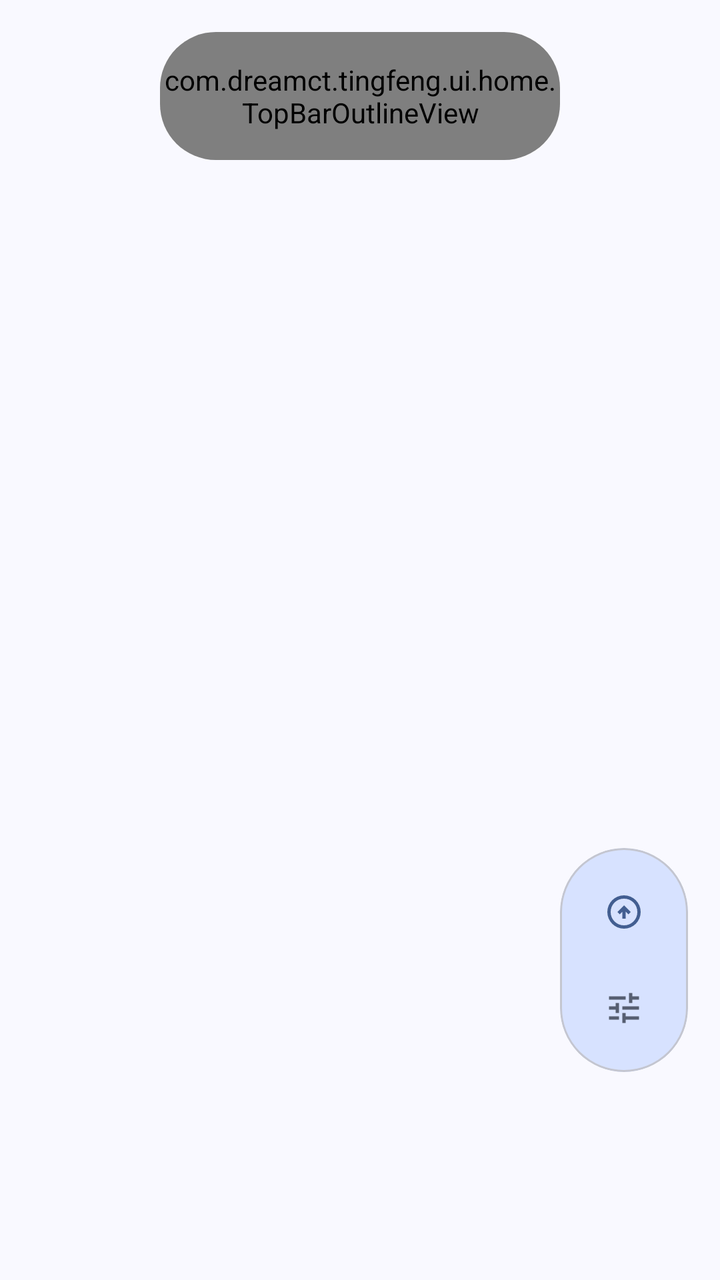
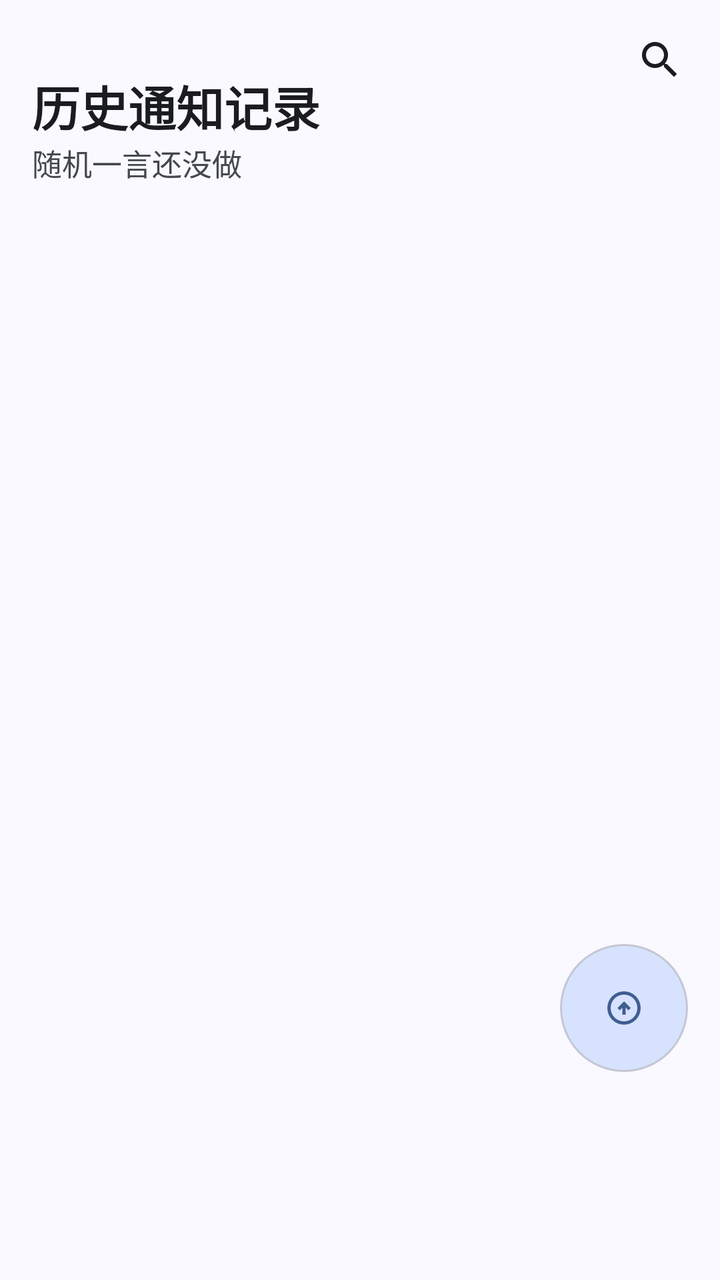

Before-and-after screenshots of an Android layout around one commit, followed by the original layout XML and the change that was made.
<!-- AndroidManifest.xml: application theme Theme.FoundationX -->
<!-- res/layout/fragment_home.xml -->
<?xml version="1.0" encoding="utf-8"?>
<androidx.coordinatorlayout.widget.CoordinatorLayout
    xmlns:android="http://schemas.android.com/apk/res/android"
    xmlns:app="http://schemas.android.com/apk/res-auto"
    android:layout_width="match_parent"
    android:layout_height="match_parent"
    android:clipChildren="false">
    
    

    
    <androidx.recyclerview.widget.RecyclerView
        android:id="@+id/cardRecyclerView"
        android:layout_width="match_parent"
        android:layout_height="match_parent"
        android:paddingTop="@dimen/floating_top_bar_inset"
        android:paddingBottom="@dimen/floating_dock_content_inset"
        android:clipToPadding="false"
        android:orientation="vertical"/>

    
    <View
        android:id="@+id/appbar_scrim"
        android:layout_width="match_parent"
        android:layout_height="120dp"
        android:alpha="0"
        android:background="?attr/colorSurface" />

    
    <View
        android:id="@+id/appbar_divider"
        android:layout_width="match_parent"
        android:layout_height="1dp"
        android:alpha="0"
        android:background="?attr/colorOutlineVariant" />

    
    <com.google.android.material.card.MaterialCardView
        android:id="@+id/floating_top_bar"
        android:layout_width="match_parent"
        android:layout_height="wrap_content"
        android:layout_marginHorizontal="80dp"
        android:layout_marginTop="16dp"
        app:cardCornerRadius="28dp"
        app:cardElevation="0dp"
        app:cardBackgroundColor="?attr/colorSurface"
        app:strokeWidth="0dp">

        <FrameLayout
            android:id="@+id/topBarContainer"
            android:layout_width="match_parent"
            android:layout_height="?attr/actionBarSize">

            <com.google.android.material.appbar.MaterialToolbar
                android:id="@+id/topAppBar"
                android:layout_width="match_parent"
                android:layout_height="match_parent"
                app:navigationIcon="@drawable/search"
                app:title="历史通知记录"
                app:subtitle="随机一言还没做"
                android:visibility="visible" />

            <com.google.android.material.textfield.TextInputLayout
                android:id="@+id/search_input_layout"
                android:layout_width="match_parent"
                android:layout_height="wrap_content"
                android:layout_marginHorizontal="16dp"
                android:layout_marginVertical="0dp"
                android:visibility="gone"
                app:startIconDrawable="@drawable/arrow_back"
                app:endIconMode="clear_text"
                android:hint="搜索通知...">
                <com.google.android.material.textfield.TextInputEditText
                    android:id="@+id/search_edit_text"
                    android:layout_width="match_parent"
                    android:layout_height="wrap_content"
                    android:imeOptions="actionSearch"
                    android:inputType="text"
                    android:maxLines="1"/>
            </com.google.android.material.textfield.TextInputLayout>
        </FrameLayout>

        
        <com.dreamct.tingfeng.ui.home.TopBarOutlineView
            android:id="@+id/topBarOutline"
            android:layout_width="match_parent"
            android:layout_height="?attr/actionBarSize" />
    </com.google.android.material.card.MaterialCardView>
    
    <com.google.android.material.card.MaterialCardView
        android:id="@+id/floating_toolbar"
        android:layout_width="wrap_content"
        android:layout_height="wrap_content"
        android:layout_gravity="bottom|end"
        android:layout_marginStart="16dp"
        android:layout_marginTop="16dp"
        android:layout_marginEnd="16dp"
        android:layout_marginBottom="104dp"
        app:cardBackgroundColor="?attr/colorPrimaryContainer"
        app:cardCornerRadius="36dp"
        app:cardElevation="3dp"
        app:contentPadding="8dp"
        style="@style/Widget.Material3.Toolbar">

        <LinearLayout
            android:layout_width="wrap_content"
            android:layout_height="wrap_content"
            android:orientation="vertical"
            android:gravity="center">

            
            <com.google.android.material.button.MaterialButton
                android:id="@+id/go_upon"
                android:layout_width="wrap_content"
                android:layout_height="wrap_content"
                style="@style/Widget.Material3.Button.IconButton"
                app:icon="@drawable/up1"
                android:contentDescription="button1"/>
            <com.google.android.material.button.MaterialButton
                android:id="@+id/test"
                android:layout_width="wrap_content"
                android:layout_height="wrap_content"
                style="@style/Widget.Material3.Button.IconButton"
                app:icon="@drawable/send"
                android:visibility="gone"
                android:contentDescription="button2"/>
            <com.google.android.material.button.MaterialButton
                android:id="@+id/settings"
                android:layout_width="wrap_content"
                android:layout_height="wrap_content"
                style="@style/Widget.Material3.Button.IconButton"
                app:icon="@drawable/settings1"
                app:iconTint="?attr/colorAccent"
                android:contentDescription="@string/settings"/>

        </LinearLayout>
    </com.google.android.material.card.MaterialCardView>

</androidx.coordinatorlayout.widget.CoordinatorLayout>
<!-- resources referenced by this layout -->
<resources>
  <dimen name="floating_dock_content_inset">116dp</dimen>
  <dimen name="floating_top_bar_inset">76dp</dimen>
  <!-- drawable arrow_back (drawable) -->
  <vector xmlns:android="http://schemas.android.com/apk/res/android" android:autoMirrored="true" android:height="24dp" android:tint="#ABC7FF" android:viewportHeight="24" android:viewportWidth="24" android:width="24dp">
        
      <path android:fillColor="@android:color/white" android:pathData="M11.67,3.87L9.9,2.1 0,12l9.9,9.9 1.77,-1.77L3.54,12z"/>
      
  </vector>
  <!-- drawable settings1 (drawable) -->
  <?xml version="1.0" encoding="utf-8"?>
  <vector xmlns:android="http://schemas.android.com/apk/res/android"
      android:tint="@color/md_theme_inversePrimary"
      android:height="24dp"
      android:width="24dp"
      android:viewportWidth="24.0"
      android:viewportHeight="24.0">
      <path
          android:fillColor="@color/white"
          android:pathData="M3,17v2h6v-2L3,17zM3,5v2h10L13,5L3,5zM13,21v-2h8v-2h-8v-2h-2v6h2zM7,9v2L3,11v2h4v2h2L9,9L7,9zM21,13v-2L11,11v2h10zM15,9h2L17,7h4L21,5h-4L17,3h-2v6z" />
  </vector>
  <string name="settings">设置</string>
  <color name="md_theme_inversePrimary">#ABC7FF</color>
  <color name="white">#FFFFFFFF</color>
  <color name="md_theme_primary">#425E91</color>
  <color name="md_theme_onPrimary">#FFFFFF</color>
  <color name="md_theme_primaryContainer">#D7E2FF</color>
  <color name="md_theme_onPrimaryContainer">#294677</color>
  <color name="md_theme_secondary">#565E71</color>
  <color name="md_theme_onSecondary">#FFFFFF</color>
  <color name="md_theme_secondaryContainer">#DAE2F9</color>
  <color name="md_theme_onSecondaryContainer">#3E4759</color>
  <color name="md_theme_tertiary">#705574</color>
  <color name="md_theme_onTertiary">#FFFFFF</color>
  <color name="md_theme_tertiaryContainer">#FAD8FD</color>
  <color name="md_theme_onTertiaryContainer">#573E5C</color>
  <color name="md_theme_error">#BA1A1A</color>
  <color name="md_theme_onError">#FFFFFF</color>
  <color name="md_theme_errorContainer">#FFDAD6</color>
  <color name="md_theme_onErrorContainer">#93000A</color>
  <color name="md_theme_background">#F9F9FF</color>
  <color name="md_theme_onBackground">#1A1C20</color>
  <color name="md_theme_surface">#F9F9FF</color>
  <color name="md_theme_onSurface">#1A1C20</color>
  <color name="md_theme_surfaceVariant">#E0E2EC</color>
  <color name="md_theme_onSurfaceVariant">#44474E</color>
  <color name="md_theme_outline">#74777F</color>
  <color name="md_theme_outlineVariant">#C4C6D0</color>
  <color name="md_theme_inverseSurface">#2E3036</color>
  <color name="md_theme_inverseOnSurface">#F0F0F7</color>
  <color name="md_theme_primaryFixed">#D7E2FF</color>
  <color name="md_theme_onPrimaryFixed">#001B3F</color>
  <color name="md_theme_primaryFixedDim">#ABC7FF</color>
  <color name="md_theme_onPrimaryFixedVariant">#294677</color>
  <color name="md_theme_secondaryFixed">#DAE2F9</color>
  <color name="md_theme_onSecondaryFixed">#131C2B</color>
  <color name="md_theme_secondaryFixedDim">#BEC6DC</color>
  <color name="md_theme_onSecondaryFixedVariant">#3E4759</color>
  <color name="md_theme_tertiaryFixed">#FAD8FD</color>
  <color name="md_theme_onTertiaryFixed">#29132E</color>
  <color name="md_theme_tertiaryFixedDim">#DDBCE0</color>
  <color name="md_theme_onTertiaryFixedVariant">#573E5C</color>
  <color name="md_theme_surfaceDim">#D9D9E0</color>
  <color name="md_theme_surfaceBright">#F9F9FF</color>
  <color name="md_theme_surfaceContainerLowest">#FFFFFF</color>
  <color name="md_theme_surfaceContainerLow">#F3F3FA</color>
  <color name="md_theme_surfaceContainer">#EDEDF6</color>
  <color name="md_theme_surfaceContainerHigh">#E8E7EE</color>
  <color name="md_theme_surfaceContainerHighest">#E2E2E9</color>
  <!-- unchanged entries left out for length: 4 -->
</resources>

<!-- the commit's change to res/layout/fragment_home.xml (unified diff, before → after) -->
@@ -19,57 +19,64 @@
         android:orientation="vertical"/>
 
     
-    <View
-        android:id="@+id/appbar_scrim"
-        android:layout_width="match_parent"
-        android:layout_height="120dp"
-        android:alpha="0"
-        android:background="?attr/colorSurface" />
-
-    
-    <View
-        android:id="@+id/appbar_divider"
-        android:layout_width="match_parent"
-        android:layout_height="1dp"
-        android:alpha="0"
-        android:background="?attr/colorOutlineVariant" />
-
-    
     <com.google.android.material.card.MaterialCardView
         android:id="@+id/floating_top_bar"
         android:layout_width="match_parent"
         android:layout_height="wrap_content"
-        android:layout_marginHorizontal="80dp"
-        android:layout_marginTop="16dp"
-        app:cardCornerRadius="28dp"
+        app:cardCornerRadius="24dp"
         app:cardElevation="0dp"
         app:cardBackgroundColor="?attr/colorSurface"
         app:strokeWidth="0dp">
 
+        
         <FrameLayout
             android:id="@+id/topBarContainer"
             android:layout_width="match_parent"
-            android:layout_height="?attr/actionBarSize">
+            android:layout_height="128dp">
 
-            <com.google.android.material.appbar.MaterialToolbar
-                android:id="@+id/topAppBar"
+            
+            <LinearLayout
+                android:id="@+id/title_block"
                 android:layout_width="match_parent"
-                android:layout_height="match_parent"
-                app:navigationIcon="@drawable/search"
-                app:title="历史通知记录"
-                app:subtitle="随机一言还没做"
-                android:visibility="visible" />
+                android:layout_height="wrap_content"
+                android:layout_gravity="start|center_vertical"
+                android:orientation="vertical"
+                android:paddingHorizontal="16dp">
 
+                <TextView
+                    android:id="@+id/bar_title"
+                    android:layout_width="wrap_content"
+                    android:layout_height="wrap_content"
+                    android:text="历史通知记录"
+                    android:textColor="?attr/colorOnSurface"
+                    android:textSize="24sp"
+                    android:textStyle="bold"
+                    android:maxLines="1"/>
+
+                <TextView
+                    android:id="@+id/bar_subtitle"
+                    android:layout_width="wrap_content"
+                    android:layout_height="wrap_content"
+                    android:text="随机一言还没做"
+                    android:textColor="?attr/colorOnSurfaceVariant"
+                    android:textSize="15sp"
+                    android:maxLines="1"/>
+            </LinearLayout>
+
+            
             <com.google.android.material.textfield.TextInputLayout
                 android:id="@+id/search_input_layout"
                 android:layout_width="match_parent"
                 android:layout_height="wrap_content"
-                android:layout_marginHorizontal="16dp"
-                android:layout_marginVertical="0dp"
+                android:layout_gravity="center_vertical"
+                android:layout_marginStart="16dp"
+                android:layout_marginEnd="64dp"
                 android:visibility="gone"
-                app:startIconDrawable="@drawable/arrow_back"
+                style="@style/Widget.Material3.TextInputLayout.OutlinedBox.Dense"
+                app:startIconDrawable="@drawable/search"
                 app:endIconMode="clear_text"
                 android:hint="搜索通知...">
+
                 <com.google.android.material.textfield.TextInputEditText
                     android:id="@+id/search_edit_text"
                     android:layout_width="match_parent"
@@ -78,14 +85,33 @@
                     android:inputType="text"
                     android:maxLines="1"/>
             </com.google.android.material.textfield.TextInputLayout>
+
+            
+            <ImageButton
+                android:id="@+id/bar_search_button"
+                android:layout_width="40dp"
+                android:layout_height="40dp"
+                android:layout_gravity="top|end"
+                android:layout_margin="10dp"
+                android:background="?attr/selectableItemBackgroundBorderless"
+                android:src="@drawable/search"
+                app:tint="?attr/colorOnSurface"
+                android:contentDescription="搜索通知"/>
         </FrameLayout>
+    </com.google.android.material.card.MaterialCardView>
 
-        
-        <com.dreamct.tingfeng.ui.home.TopBarOutlineView
-            android:id="@+id/topBarOutline"
-            android:layout_width="match_parent"
-            android:layout_height="?attr/actionBarSize" />
-    </com.google.android.material.card.MaterialCardView>
+    
+    <TextView
+        android:id="@+id/search_empty_view"
+        android:layout_width="wrap_content"
+        android:layout_height="wrap_content"
+        android:layout_gravity="center"
+        android:drawableTop="@drawable/search"
+        android:drawablePadding="12dp"
+        android:drawableTint="?attr/colorOnSurfaceVariant"
+        android:text="没有匹配的通知"
+        android:textColor="?attr/colorOnSurfaceVariant"
+        android:visibility="gone"/>
     
     <com.google.android.material.card.MaterialCardView
         android:id="@+id/floating_toolbar"
@@ -124,14 +150,6 @@
                 app:icon="@drawable/send"
                 android:visibility="gone"
                 android:contentDescription="button2"/>
-            <com.google.android.material.button.MaterialButton
-                android:id="@+id/settings"
-                android:layout_width="wrap_content"
-                android:layout_height="wrap_content"
-                style="@style/Widget.Material3.Button.IconButton"
-                app:icon="@drawable/settings1"
-                app:iconTint="?attr/colorAccent"
-                android:contentDescription="@string/settings"/>
 
         </LinearLayout>
     </com.google.android.material.card.MaterialCardView>
<!-- resource entries referenced after the edit -->
@@ -2,27 +2,7 @@
 <resources>
   <dimen name="floating_dock_content_inset">116dp</dimen>
   <dimen name="floating_top_bar_inset">76dp</dimen>
-  <!-- drawable arrow_back (drawable) -->
-  <vector xmlns:android="http://schemas.android.com/apk/res/android" android:autoMirrored="true" android:height="24dp" android:tint="#ABC7FF" android:viewportHeight="24" android:viewportWidth="24" android:width="24dp">
-        
-      <path android:fillColor="@android:color/white" android:pathData="M11.67,3.87L9.9,2.1 0,12l9.9,9.9 1.77,-1.77L3.54,12z"/>
-      
-  </vector>
-  <!-- drawable settings1 (drawable) -->
-  <?xml version="1.0" encoding="utf-8"?>
-  <vector xmlns:android="http://schemas.android.com/apk/res/android"
-      android:tint="@color/md_theme_inversePrimary"
-      android:height="24dp"
-      android:width="24dp"
-      android:viewportWidth="24.0"
-      android:viewportHeight="24.0">
-      <path
-          android:fillColor="@color/white"
-          android:pathData="M3,17v2h6v-2L3,17zM3,5v2h10L13,5L3,5zM13,21v-2h8v-2h-8v-2h-2v6h2zM7,9v2L3,11v2h4v2h2L9,9L7,9zM21,13v-2L11,11v2h10zM15,9h2L17,7h4L21,5h-4L17,3h-2v6z" />
-  </vector>
-  <string name="settings">设置</string>
   <color name="md_theme_inversePrimary">#ABC7FF</color>
-  <color name="white">#FFFFFFFF</color>
   <color name="md_theme_primary">#425E91</color>
   <color name="md_theme_onPrimary">#FFFFFF</color>
   <color name="md_theme_primaryContainer">#D7E2FF</color>
